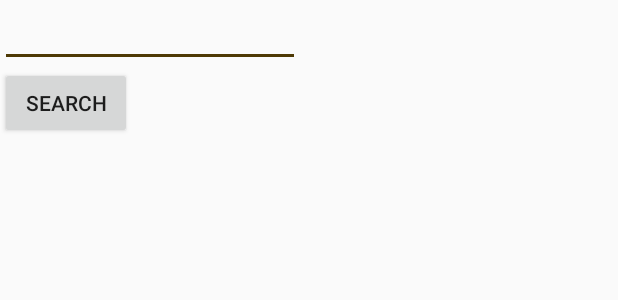
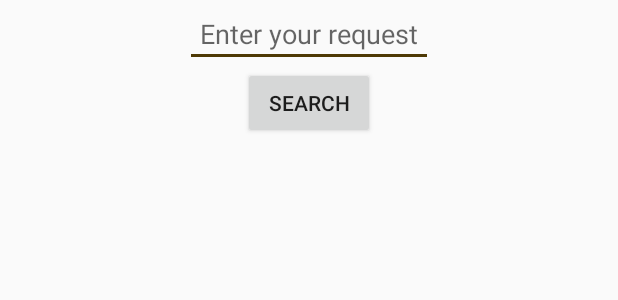
Before and after one commit to RiniAi/Gallery_anna0410, an Android app: the layout activity_main.xml on its own in the app's theme, with its tools: preview values and no code run, on a phone screen of 412 x 824 dp. Shown: the top 300 px of the screen. Run offline under Robolectric (Android 15) with nearby library versions, the phone set to English and light mode, and no system bars; network calls fail.

```diff
--- a/app/src/main/res/layout/activity_main.xml
+++ b/app/src/main/res/layout/activity_main.xml
@@ -1,26 +1,38 @@
 <LinearLayout xmlns:android="http://schemas.android.com/apk/res/android"
+    android:id="@+id/activity"
     android:layout_width="match_parent"
     android:layout_height="match_parent"
     android:orientation="vertical">
 
     <EditText
         android:id="@+id/edText"
-        android:layout_width="200sp"
+        android:layout_width="wrap_content"
         android:layout_height="wrap_content"
         android:inputType="text"
         android:padding="10sp"
-        android:text="" />
+        android:layout_gravity="center"
+        android:hint="@string/request"
+/>
 
     <Button
         android:id="@+id/btnSearch"
         android:layout_width="wrap_content"
         android:layout_height="wrap_content"
+        android:layout_gravity="center"
         android:padding="10sp"
         android:text="@string/search" />
 
     <ListView
         android:id="@+id/list"
-        android:layout_width="fill_parent"
+        android:layout_width="match_parent"
         android:layout_height="wrap_content"/>
 
+    <!--<Button-->
+        <!--android:id="@+id/btnLoadMore"-->
+        <!--android:layout_width="wrap_content"-->
+        <!--android:layout_height="wrap_content"-->
+        <!--android:layout_gravity="center"-->
+        <!--android:padding="10sp"-->
+        <!--android:text="@string/load_more" />-->
+
 </LinearLayout>
--- a/app/src/main/res/layout/list_item.xml
+++ b/app/src/main/res/layout/list_item.xml
@@ -7,6 +7,7 @@
     <ImageView
         android:id="@+id/img"
         android:layout_gravity="center"
+        android:layout_margin="50dp"
         android:layout_width="250dp"
-        android:layout_height="250dp" />
+        android:layout_height="wrap_content" />
 </LinearLayout>
--- a/app/src/main/res/values/strings.xml
+++ b/app/src/main/res/values/strings.xml
@@ -1,4 +1,6 @@
 <resources>
     <string name="app_name">Gallery</string>
     <string name="search">Search</string>
+    <string name="request">Enter your request</string>
+    <string name="load_more">Load more</string>
 </resources>
```
Also changed, not shown: app/src/main/java/com/example/gallery_anna0410/MainActivity.java (+21 -16 lines).
